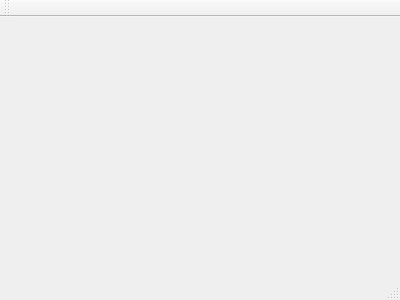
Above: bankerfix/mainwindow.ui from Bull-Labs/bankerfix-ng before the change. Below: the same form after it.
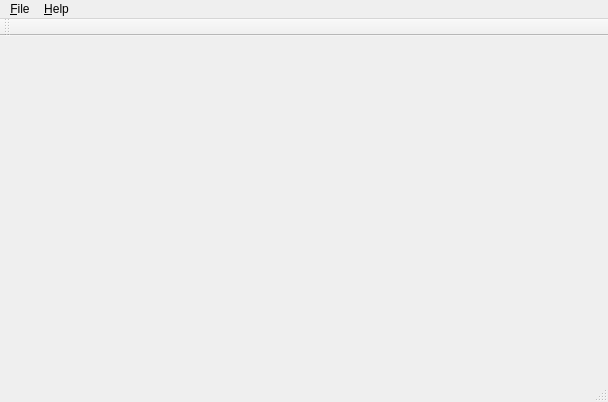
That is the form after the change.

What changed in the file:
```diff
--- a/bankerfix/mainwindow.ui
+++ b/bankerfix/mainwindow.ui
@@ -1,24 +1,69 @@
 <ui version="4.0">
  <class>MainWindow</class>
- <widget class="QMainWindow" name="MainWindow" >
-  <property name="geometry" >
+ <widget class="QMainWindow" name="MainWindow">
+  <property name="geometry">
    <rect>
     <x>0</x>
     <y>0</y>
-    <width>400</width>
-    <height>300</height>
+    <width>608</width>
+    <height>402</height>
    </rect>
   </property>
   <property name="windowTitle" >
    <string>MainWindow</string>
   </property>
-  <widget class="QMenuBar" name="menuBar" />
-  <widget class="QToolBar" name="mainToolBar" />
-  <widget class="QWidget" name="centralWidget" />
-  <widget class="QStatusBar" name="statusBar" />
+  <widget class="QWidget" name="centralWidget"/>
+  <widget class="QMenuBar" name="menuBar">
+   <property name="geometry">
+    <rect>
+     <x>0</x>
+     <y>0</y>
+     <width>608</width>
+     <height>20</height>
+    </rect>
+   </property>
+   <widget class="QMenu" name="menu_File">
+    <property name="title">
+     <string>&amp;File</string>
+    </property>
+    <addaction name="action_Update"/>
+    <addaction name="action_Quit"/>
+   </widget>
+   <widget class="QMenu" name="menu_About">
+    <property name="title">
+     <string>&amp;Help</string>
+    </property>
+    <addaction name="action_About"/>
+   </widget>
+   <addaction name="menu_File"/>
+   <addaction name="menu_About"/>
+  </widget>
+  <widget class="QToolBar" name="mainToolBar">
+   <attribute name="toolBarArea">
+    <enum>TopToolBarArea</enum>
+   </attribute>
+   <attribute name="toolBarBreak">
+    <bool>false</bool>
+   </attribute>
+  </widget>
+  <widget class="QStatusBar" name="statusBar"/>
+  <action name="action_Update">
+   <property name="text">
+    <string>&amp;Update BankerFix</string>
+   </property>
+  </action>
+  <action name="action_Quit">
+   <property name="text">
+    <string>&amp;Quit</string>
+   </property>
+  </action>
+  <action name="action_About">
+   <property name="text">
+    <string>&amp;About</string>
+   </property>
+  </action>
  </widget>
- <layoutDefault spacing="6" margin="11" />
- <pixmapfunction></pixmapfunction>
+ <layoutdefault spacing="6" margin="11"/>
  <resources/>
  <connections/>
 </ui>
```
Left out of the diff: 24 changed lines with no effect on the pictures.
